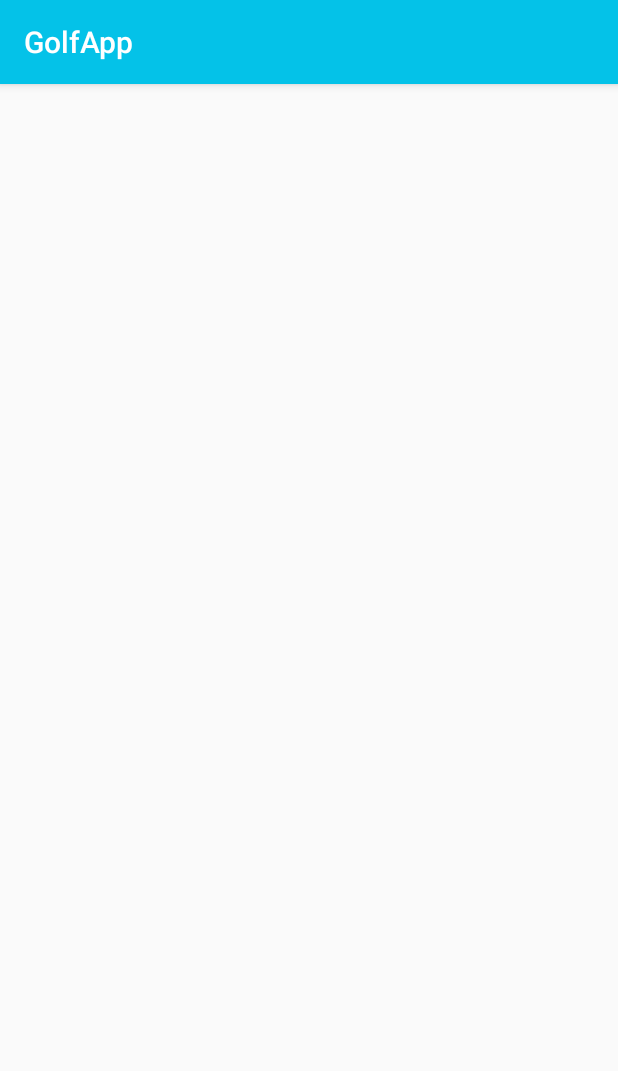
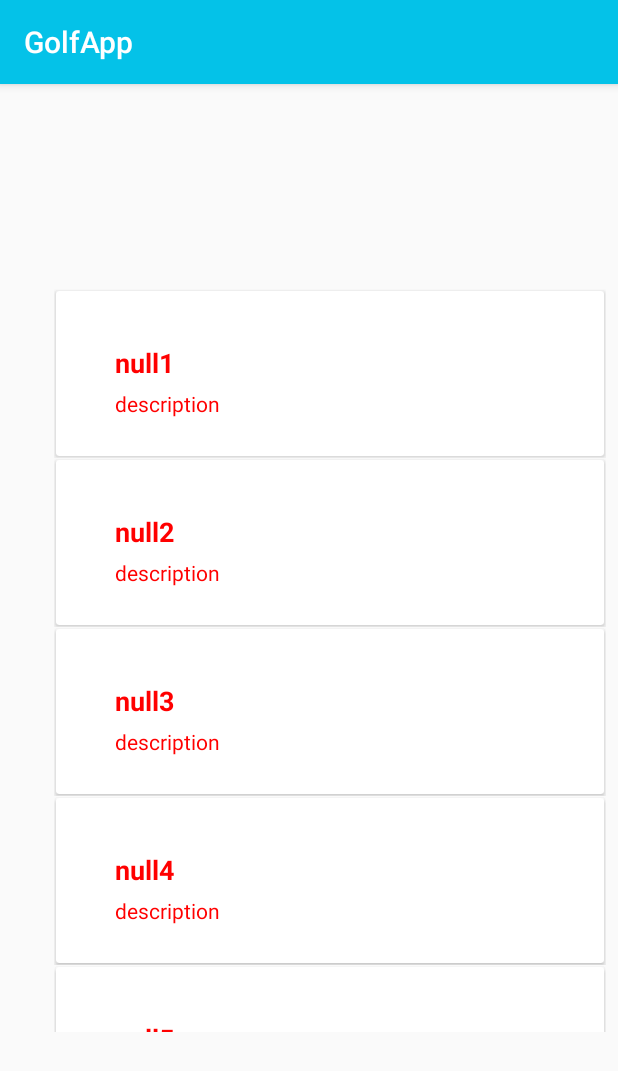
Before and after one commit to sullo09/GolfApp, an Android app: the RecordedYardages screen opened directly, with no data from a screen before it, on a phone screen of 412 x 824 dp. Shown: the top 1071 px of the screen. Run offline under Robolectric (Android 15) with nearby library versions, the phone set to English and light mode, and no system bars; 1 statement that could not run was skipped.

Commit message:
saturday 19th May

```diff
--- a/app/src/main/java/Adaptor/RoundRecyclerAdapter.java
+++ b/app/src/main/java/Adaptor/RoundRecyclerAdapter.java
@@ -22,14 +22,12 @@ import Model.CompletedRound;
 public class RoundRecyclerAdapter extends RecyclerView.Adapter<RoundRecyclerAdapter.ViewHolder>{
 
     private Context context;
+    private List<CompletedRound> roundsList;
 
     public RoundRecyclerAdapter(Context context, List<CompletedRound> roundsList) {
         this.context = context;
         this.roundsList = roundsList;
     }
-
-    private List<CompletedRound> roundsList;
-
 
     @Override
     public ViewHolder onCreateViewHolder(ViewGroup parent, int viewType) {
--- /dev/null
+++ b/app/src/main/java/Adaptor/ShotAdapter.java
@@ -0,0 +1,79 @@
+package Adaptor;
+
+import android.content.Context;
+import android.os.Bundle;
+import android.support.v7.widget.RecyclerView;
+import android.view.LayoutInflater;
+import android.view.View;
+import android.view.ViewGroup;
+import android.widget.TextView;
+
+import com.example.sullo.golfapp.R;
+import com.example.sullo.golfapp.YardageFinder;
+
+import java.security.PrivateKey;
+import java.util.Date;
+import java.util.List;
+
+import Model.Shot;
+
+/**
+ * Created by sullo on 17/05/2018.
+ */
+
+public class ShotAdapter extends RecyclerView.Adapter<ShotAdapter.ViewHolder>{
+
+    private Context context;
+    private List<Shot> shotList;
+    private Bundle extras;
+
+    public ShotAdapter(Context context, List<Shot> shotList) {
+        this.context = context;
+        this.shotList = shotList;
+    }
+
+//return viewholder with all its properties
+    @Override
+    public ViewHolder onCreateViewHolder(ViewGroup parent, int viewType) {
+        View view = LayoutInflater.from(parent.getContext())
+                .inflate(R.layout.shot_row, parent, false);
+
+
+        return new ViewHolder(view, context);
+    }
+
+    @Override
+    public void onBindViewHolder(ViewHolder holder, int position) {
+
+
+        Shot shot = shotList.get(position);
+
+        holder.titleShot.setText(shot.getTitleShot());
+        holder.timestampShot.setText(shot.getDescription());
+//        java.text.DateFormat dateFormat = java.text.DateFormat.getDateInstance();
+//        String formattedDate = dateFormat.format(new Date(Long.valueOf(shot.getTimestampShot())).getTime());
+//        holder.timestampShot.setText(formattedDate);
+    }
+
+    @Override
+    public int getItemCount() {
+        return shotList.size();
+    }
+
+    public class ViewHolder extends RecyclerView.ViewHolder {
+        public TextView titleShot;
+        public TextView timestampShot;
+        String shotid;
+
+        public ViewHolder(View view, Context ctx) {
+            super(view);
+
+            context = ctx;
+
+            titleShot = (TextView) view.findViewById(R.id.shot);
+            timestampShot = (TextView) view.findViewById(R.id.shotTimestamp);
+
+            shotid = null;
+        }
+    }
+}
--- /dev/null
+++ b/app/src/main/java/Model/Shot.java
@@ -0,0 +1,43 @@
+package Model;
+
+/**
+ * Created by sullo on 17/05/2018.
+ */
+
+public class Shot {
+
+    public String titleShot;
+    public String description;
+    public int shotid;
+
+    public Shot() {}
+
+    public Shot(String titleShot, String description) {
+        this.titleShot = titleShot;
+        this.description = description;
+    }
+
+    public String getTitleShot() {
+        return titleShot;
+    }
+
+    public void setTitleShot(String titleShot) {
+        this.titleShot = titleShot;
+    }
+
+    public String getDescription() {
+        return description;
+    }
+
+    public void setDescription(String description) {
+        this.description = description;
+    }
+
+    public int getShotid() {
+        return shotid;
+    }
+
+    public void setShotid(int shotid) {
+        this.shotid = shotid;
+    }
+}
--- a/app/src/main/java/com/example/sullo/golfapp/RecordedYardages.java
+++ b/app/src/main/java/com/example/sullo/golfapp/RecordedYardages.java
@@ -2,12 +2,51 @@ package com.example.sullo.golfapp;
 
 import android.support.v7.app.AppCompatActivity;
 import android.os.Bundle;
+import android.support.v7.widget.LinearLayoutManager;
+import android.support.v7.widget.RecyclerView;
+import android.util.Log;
+
+import java.util.ArrayList;
+import java.util.List;
+
+import Adaptor.RoundRecyclerAdapter;
+import Adaptor.ShotAdapter;
+import Model.Shot;
 
 public class RecordedYardages extends AppCompatActivity {
+
+    private RecyclerView recyclerView;
+    private RecyclerView.Adapter adapter;
+    private List<Shot> shotList;
+    private Bundle extras;
 
     @Override
     protected void onCreate(Bundle savedInstanceState) {
         super.onCreate(savedInstanceState);
         setContentView(R.layout.activity_recorded_yardages);
+
+        shotList = new ArrayList<>();
+        recyclerView = (RecyclerView) findViewById(R.id.recyclerViewShot);
+        recyclerView.setHasFixedSize(true);
+        recyclerView.setLayoutManager(new  LinearLayoutManager(this));
+        extras = getIntent().getExtras();
+
+        Bundle bundle= getIntent().getExtras();
+        String record = bundle.getString("record");
+
+        shotList = new ArrayList<>();
+
+//        Shot shot = new Shot(record,"180");
+//        shotList.add(shot);
+//        Log.d("shotList","shot recording");
+        for (int i = 0; i < 5; i++) {
+            Shot shot = new Shot(
+                    record + (i+1),
+                    "description"
+            );
+            shotList.add(shot);
+        }
+        adapter = new ShotAdapter(this, shotList);
+        recyclerView.setAdapter(adapter);
     }
 }
--- a/app/src/main/java/com/example/sullo/golfapp/YardageFinder.java
+++ b/app/src/main/java/com/example/sullo/golfapp/YardageFinder.java
@@ -16,6 +16,8 @@ import android.view.View;
 import android.widget.Button;
 import android.widget.ImageView;
 import android.widget.TextView;
+
+import Adaptor.ShotAdapter;
 
 public class YardageFinder extends AppCompatActivity{
 
@@ -46,6 +48,8 @@ public class YardageFinder extends AppCompatActivity{
         imageStart = (ImageView) findViewById(R.id.imageStart);
         result = (TextView) findViewById(R.id.result);
         lm = (LocationManager) getSystemService(Context.LOCATION_SERVICE);
+        String club;
+
 
 //  club buttons
         button4iron = (Button) findViewById(R.id.button4iron);
@@ -62,18 +66,11 @@ public class YardageFinder extends AppCompatActivity{
         buttonDriver = (Button) findViewById(R.id.buttonDriver);
 
 
-        recordShot.setOnClickListener(new View.OnClickListener() {
-            @Override
-            public void onClick(View v) {
-                Intent myProfile = new Intent(YardageFinder.this, RecordedYardages.class);
-                startActivity(myProfile);
-            }
-        });
         button4iron.setOnClickListener(new View.OnClickListener() {
             @Override
             public void onClick(View v) {
                 button4iron.setBackgroundResource(R.color.clubPickedOff);
-                button4iron.getText();
+                result.setText("Club: 4 Iron");
                 Log.d("button4iron", "4 iron picked");
             }
         });
@@ -81,69 +78,90 @@ public class YardageFinder extends AppCompatActivity{
             @Override
             public void onClick(View v) {
                 button5iron.setBackgroundResource(R.color.clubPickedOff);
+                result.setText("Club: 5 Iron");
             }
         });
         button6iron.setOnClickListener(new View.OnClickListener() {
             @Override
             public void onClick(View v) {
                 button6iron.setBackgroundResource(R.color.clubPickedOff);
+                result.setText("Club: 6 Iron");
             }
         });
         button7iron.setOnClickListener(new View.OnClickListener() {
             @Override
             public void onClick(View v) {
                 button7iron.setBackgroundResource(R.color.clubPickedOff);
+                result.setText("Club: 7 Iron");
             }
         });
         button8iron.setOnClickListener(new View.OnClickListener() {
             @Override
             public void onClick(View v) {
                 button8iron.setBackgroundResource(R.color.clubPickedOff);
+                result.setText("Club: 8 Iron");
             }
         });
         button9iron.setOnClickListener(new View.OnClickListener() {
             @Override
             public void onClick(View v) {
                 button9iron.setBackgroundResource(R.color.clubPickedOff);
+                result.setText("Club: 9 Iron");
             }
         });
         buttonPW.setOnClickListener(new View.OnClickListener() {
             @Override
             public void onClick(View v) {
                 buttonPW.setBackgroundResource(R.color.clubPickedOff);
+                result.setText("Club: PW");
             }
         });
         buttonSW.setOnClickListener(new View.OnClickListener() {
             @Override
             public void onClick(View v) {
                 buttonSW.setBackgroundResource(R.color.clubPickedOff);
+                result.setText("Club: SW");
             }
         });
         buttonLW.setOnClickListener(new View.OnClickListener() {
             @Override
             public void onClick(View v) {
                 buttonLW.setBackgroundResource(R.color.clubPickedOff);
+                result.setText("Club: LW");
             }
         });
         button3R.setOnClickListener(new View.OnClickListener() {
             @Override
             public void onClick(View v) {
                 button3R.setBackgroundResource(R.color.clubPickedOff);
+                result.setText("Club: 3 Rescue");
             }
         });
         button3W.setOnClickListener(new View.OnClickListener() {
             @Override
             public void onClick(View v) {
                 button3W.setBackgroundResource(R.color.clubPickedOff);
+                result.setText("Club: 3 Wood");
             }
         });
         buttonDriver.setOnClickListener(new View.OnClickListener() {
             @Override
             public void onClick(View v) {
                 buttonDriver.setBackgroundResource(R.color.clubPickedOff);
+                result.setText("Club: Driver");
             }
         });
+        recordShot.setOnClickListener(new View.OnClickListener() {
+            @Override
+            public void onClick(View v) {
+                Intent intent = new Intent(YardageFinder.this, RecordedYardages.class);
+                String record = String.valueOf(result);
+                intent.putExtra("record", String.valueOf(record));
+                startActivity(intent);
+                Log.d("record", String.valueOf(record));
 
+            }
+        });
 
 //	add in the location listener
         addLocationListener();
@@ -189,7 +207,9 @@ public class YardageFinder extends AppCompatActivity{
 
                             double distanceInYards = distanceInMeters * 1.09361;
                             Log.d(String.valueOf(distanceInYards), "Point final");
-                            result.setText("Distance: " + Math.round(distanceInYards) + " Yards");
+
+                            result.setText(result.getText()+ "  Distance: " + Math.round(distanceInYards) + " Yards");
+
                         }
                     });
             }
@@ -213,51 +233,5 @@ public class YardageFinder extends AppCompatActivity{
 
     }
 }
-//    @Override
-//    public void onClick(View v) {
-//        switch (v.getId()){
-//            case R.id.button4iron:
-//                button4iron.setBackgroundResource(R.color.clubPicked);
-//                Intent CancelReturnToMain = new Intent(YardageFinder.this, MainActivity.class);
-//                startActivity(CancelReturnToMain);
-//                break;
-//            case R.id.button5iron:
-//                button5iron.setBackgroundResource(R.color.clubPicked);
-//                break;
-//            case R.id.button6iron:
-//
-//                break;
-//            case R.id.button7iron:
-//
-//                break;
-//            case R.id.button8iron:
-//
-//                break;
-//            case R.id.button9iron:
-//
-//                break;
-//            case R.id.buttonPW:
-//
-//                break;
-//            case R.id.buttonSW:
-//
-//                break;
-//            case R.id.buttonLW:
-//
-//                break;
-//            case R.id.button3R:
-//
-//                break;
-//            case R.id.button3W:
-//
-//                break;
-//            case R.id.buttonDriver:
-//
-//                break;
-//
-//
-//        }
-//
-//    }
 
 // https://stackoverflow.com/questions/22577075/calculating-the-distance-between-two-latitude-and-longitude-points-in-android
--- a/app/src/main/res/layout/activity_recorded_yardages.xml
+++ b/app/src/main/res/layout/activity_recorded_yardages.xml
@@ -6,4 +6,14 @@
     android:layout_height="match_parent"
     tools:context="com.example.sullo.golfapp.RecordedYardages">
 
+    <android.support.v7.widget.RecyclerView
+        android:id="@+id/recyclerViewShot"
+        android:layout_width="368dp"
+        android:layout_height="495dp"
+        android:layout_marginBottom="8dp"
+        android:layout_marginRight="8dp"
+        android:layout_marginTop="8dp"
+        app:layout_constraintBottom_toBottomOf="parent"
+        app:layout_constraintEnd_toEndOf="parent"
+        app:layout_constraintTop_toTopOf="parent" />
 </android.support.constraint.ConstraintLayout>
--- a/app/src/main/res/layout/activity_yardage_finder.xml
+++ b/app/src/main/res/layout/activity_yardage_finder.xml
@@ -192,7 +192,7 @@
         android:text=" "
         android:textAlignment="center"
         android:textColor="#ff0000"
-        android:textSize="30sp"
+        android:textSize="20sp"
         app:layout_constraintBottom_toBottomOf="parent"
         app:layout_constraintEnd_toEndOf="parent"
         app:layout_constraintStart_toStartOf="parent"
--- /dev/null
+++ b/app/src/main/res/layout/shot_row.xml
@@ -0,0 +1,45 @@
+<?xml version="1.0" encoding="utf-8"?>
+<RelativeLayout
+    xmlns:android="http://schemas.android.com/apk/res/android"
+    android:layout_width="match_parent"
+    android:layout_height="wrap_content"
+    android:orientation="vertical">
+
+    <android.support.v7.widget.CardView
+        android:id="@+id/cardviewRound"
+        android:layout_width="match_parent"
+        android:layout_height="wrap_content"
+        android:layout_margin="@dimen/cardview_compat_inset_shadow">
+
+        <LinearLayout
+            android:layout_width="match_parent"
+            android:layout_height="wrap_content"
+            android:orientation="vertical"
+            android:padding="25dp">
+
+            <TextView
+                android:id="@+id/shot"
+                android:layout_width="wrap_content"
+                android:layout_height="wrap_content"
+                android:layout_weight="1"
+                android:paddingLeft="14dp"
+                android:paddingTop="10dp"
+                android:text="Shot: "
+                android:textColor="#FF0000"
+                android:textSize="18dp"
+                android:textStyle="bold" />
+
+            <TextView
+                android:id="@+id/shotTimestamp"
+                android:layout_width="wrap_content"
+                android:layout_height="wrap_content"
+                android:layout_weight="1"
+                android:paddingLeft="14dp"
+                android:paddingTop="5dp"
+                android:text="Date: "
+                android:textColor="#FF0000"
+                />
+
+        </LinearLayout>
+    </android.support.v7.widget.CardView>
+</RelativeLayout>
```
